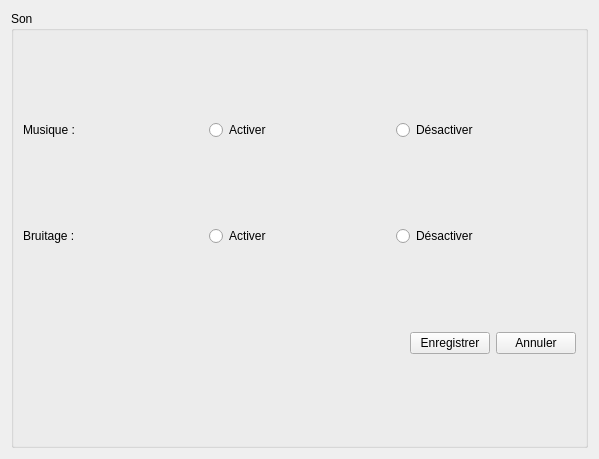
Old version of the form StreetCar/StreetCar/SoundOption.ui in the repository paboccard/Projet_Prog_Jeu.
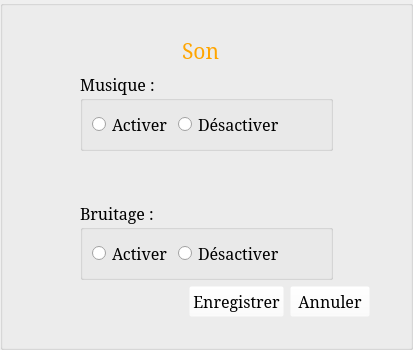
New version of the form. Icons and pictures are not drawn.

```diff
--- a/StreetCar/StreetCar/SoundOption.ui
+++ b/StreetCar/StreetCar/SoundOption.ui
@@ -6,70 +6,287 @@
    <rect>
     <x>0</x>
     <y>0</y>
-    <width>599</width>
-    <height>459</height>
+    <width>413</width>
+    <height>336</height>
    </rect>
   </property>
   <property name="windowTitle">
    <string>Form</string>
   </property>
+  <property name="styleSheet">
+   <string notr="true">#groupBox {
+	border-image: url(:/images/menu_fond);
+}
+
+#label {
+	color: orange;
+}
+
+QPushButton {
+	background-color: rgba(255, 255, 255, 0);
+}</string>
+  </property>
   <layout class="QVBoxLayout" name="verticalLayout">
+   <property name="margin">
+    <number>0</number>
+   </property>
    <item>
     <widget class="QGroupBox" name="groupBox">
+     <property name="styleSheet">
+      <string notr="true">#groupBox {
+	border-image: url(:/images/menu_fond);
+}
+
+#label {
+	color: orange;
+}
+
+QPushButton {
+	background-color: rgba(255, 255, 255, 0);
+}</string>
+     </property>
      <property name="title">
-      <string>Son</string>
+      <string/>
      </property>
      <layout class="QVBoxLayout" name="verticalLayout_2">
+      <property name="leftMargin">
+       <number>40</number>
+      </property>
+      <property name="topMargin">
+       <number>30</number>
+      </property>
+      <property name="rightMargin">
+       <number>40</number>
+      </property>
+      <property name="bottomMargin">
+       <number>30</number>
+      </property>
       <item>
-       <layout class="QHBoxLayout" name="horizontalLayout">
+       <layout class="QHBoxLayout" name="horizontalLayout_4">
+        <item>
+         <spacer name="horizontalSpacer_2">
+          <property name="orientation">
+           <enum>Qt::Horizontal</enum>
+          </property>
+          <property name="sizeHint" stdset="0">
+           <size>
+            <width>40</width>
+            <height>20</height>
+           </size>
+          </property>
+         </spacer>
+        </item>
         <item>
          <widget class="QLabel" name="label">
-          <property name="text">
-           <string>Musique : </string>
+          <property name="minimumSize">
+           <size>
+            <width>50</width>
+            <height>0</height>
+           </size>
           </property>
-         </widget>
-        </item>
-        <item>
-         <widget class="QRadioButton" name="radioButtonMusic1">
+          <property name="font">
+           <font>
+            <family>Serif</family>
+            <pointsize>16</pointsize>
+           </font>
+          </property>
           <property name="text">
-           <string>Activer</string>
+           <string>Son</string>
           </property>
          </widget>
         </item>
         <item>
-         <widget class="QRadioButton" name="radioButtonMusic2">
-          <property name="text">
-           <string>Désactiver</string>
+         <spacer name="horizontalSpacer_3">
+          <property name="orientation">
+           <enum>Qt::Horizontal</enum>
           </property>
-         </widget>
+          <property name="sizeHint" stdset="0">
+           <size>
+            <width>40</width>
+            <height>20</height>
+           </size>
+          </property>
+         </spacer>
         </item>
        </layout>
       </item>
+      <item>
+       <spacer name="verticalSpacer">
+        <property name="orientation">
+         <enum>Qt::Vertical</enum>
+        </property>
+        <property name="sizeHint" stdset="0">
+         <size>
+          <width>20</width>
+          <height>40</height>
+         </size>
+        </property>
+       </spacer>
+      </item>
       <item>
        <layout class="QHBoxLayout" name="horizontalLayout_2">
+        <property name="topMargin">
+         <number>0</number>
+        </property>
         <item>
-         <widget class="QLabel" name="label_2">
-          <property name="text">
-           <string>Bruitage : </string>
+         <spacer name="horizontalSpacer_6">
+          <property name="orientation">
+           <enum>Qt::Horizontal</enum>
           </property>
-         </widget>
+          <property name="sizeHint" stdset="0">
+           <size>
+            <width>40</width>
+            <height>20</height>
+           </size>
+          </property>
+         </spacer>
         </item>
         <item>
-         <widget class="QRadioButton" name="radioButtonEffect1">
-          <property name="text">
-           <string>Activer</string>
+         <layout class="QVBoxLayout" name="verticalLayout_3">
+          <property name="spacing">
+           <number>50</number>
           </property>
-         </widget>
+          <property name="topMargin">
+           <number>0</number>
+          </property>
+          <item>
+           <widget class="QGroupBox" name="groupBox_2">
+            <property name="font">
+             <font>
+              <family>Serif</family>
+              <pointsize>12</pointsize>
+             </font>
+            </property>
+            <property name="title">
+             <string>Musique :</string>
+            </property>
+            <layout class="QHBoxLayout" name="horizontalLayout_5">
+             <item>
+              <widget class="QRadioButton" name="radioButtonMusic1">
+               <property name="font">
+                <font>
+                 <family>Serif</family>
+                 <pointsize>12</pointsize>
+                </font>
+               </property>
+               <property name="text">
+                <string>Activer</string>
+               </property>
+              </widget>
+             </item>
+             <item>
+              <widget class="QRadioButton" name="radioButtonMusic2">
+               <property name="font">
+                <font>
+                 <family>Serif</family>
+                 <pointsize>12</pointsize>
+                </font>
+               </property>
+               <property name="text">
+                <string>Désactiver</string>
+               </property>
+              </widget>
+             </item>
+             <item>
+              <spacer name="horizontalSpacer_4">
+               <property name="orientation">
+                <enum>Qt::Horizontal</enum>
+               </property>
+               <property name="sizeHint" stdset="0">
+                <size>
+                 <width>40</width>
+                 <height>20</height>
+                </size>
+               </property>
+              </spacer>
+             </item>
+            </layout>
+           </widget>
+          </item>
+          <item>
+           <widget class="QGroupBox" name="groupBox_3">
+            <property name="font">
+             <font>
+              <family>Serif</family>
+              <pointsize>12</pointsize>
+             </font>
+            </property>
+            <property name="title">
+             <string>Bruitage :</string>
+            </property>
+            <layout class="QHBoxLayout" name="horizontalLayout">
+             <item>
+              <widget class="QRadioButton" name="radioButtonEffect1">
+               <property name="font">
+                <font>
+                 <family>Serif</family>
+                 <pointsize>12</pointsize>
+                </font>
+               </property>
+               <property name="text">
+                <string>Activer</string>
+               </property>
+              </widget>
+             </item>
+             <item>
+              <widget class="QRadioButton" name="radioButtonEffect2">
+               <property name="font">
+                <font>
+                 <family>Serif</family>
+                 <pointsize>12</pointsize>
+                </font>
+               </property>
+               <property name="text">
+                <string>Désactiver</string>
+               </property>
+              </widget>
+             </item>
+             <item>
+              <spacer name="horizontalSpacer_5">
+               <property name="orientation">
+                <enum>Qt::Horizontal</enum>
+               </property>
+               <property name="sizeHint" stdset="0">
+                <size>
+                 <width>40</width>
+                 <height>20</height>
+                </size>
+               </property>
+              </spacer>
+             </item>
+            </layout>
+           </widget>
+          </item>
+         </layout>
         </item>
         <item>
-         <widget class="QRadioButton" name="radioButtonEffect2">
-          <property name="text">
-           <string>Désactiver</string>
+         <spacer name="horizontalSpacer_7">
+          <property name="orientation">
+           <enum>Qt::Horizontal</enum>
           </property>
-         </widget>
+          <property name="sizeHint" stdset="0">
+           <size>
+            <width>40</width>
+            <height>20</height>
+           </size>
+          </property>
+         </spacer>
         </item>
        </layout>
       </item>
+      <item>
+       <spacer name="verticalSpacer_2">
+        <property name="orientation">
+         <enum>Qt::Vertical</enum>
+        </property>
+        <property name="sizeHint" stdset="0">
+         <size>
+          <width>20</width>
+          <height>40</height>
+         </size>
+        </property>
+       </spacer>
+      </item>
       <item>
        <layout class="QHBoxLayout" name="horizontalLayout_3">
         <item>
@@ -87,6 +304,12 @@
         </item>
         <item>
          <widget class="QPushButton" name="buttonAccept">
+          <property name="font">
+           <font>
+            <family>Serif</family>
+            <pointsize>12</pointsize>
+           </font>
+          </property>
           <property name="text">
            <string>Enregistrer</string>
           </property>
@@ -94,6 +317,12 @@
         </item>
         <item>
          <widget class="QPushButton" name="buttonCancel">
+          <property name="font">
+           <font>
+            <family>Serif</family>
+            <pointsize>12</pointsize>
+           </font>
+          </property>
           <property name="text">
            <string>Annuler</string>
           </property>
```
